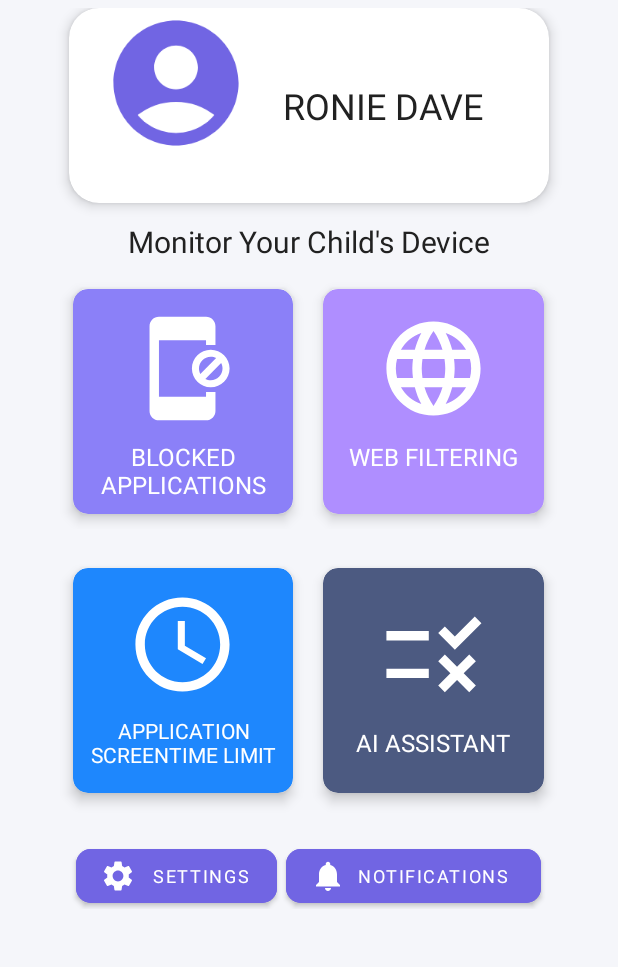
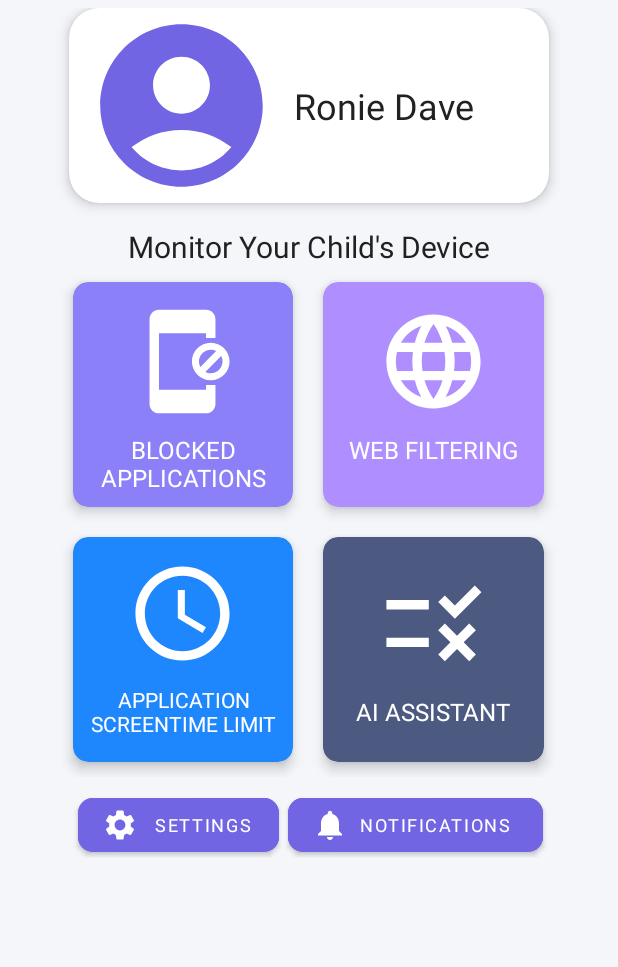
Before and after one commit to markjinayon/seesharp, an Android app: the ConnectedDeviceActivity screen opened directly, with no data from a screen before it, on a phone screen of 412 x 824 dp, the part 120-1087 px from its top. Run offline under Robolectric (Android 15) with nearby library versions, the light colour scheme and no system bars; our stand-ins replace Firebase (no records; nobody signed in at launch, a user with empty details on screens opened directly); Roboto replaces fonts that are not available here; 1 statement that could not run was skipped.

Commit message:
adjust ui

```diff
--- a/app/src/main/res/layout/activity_connected_device.xml
+++ b/app/src/main/res/layout/activity_connected_device.xml
@@ -68,7 +68,7 @@
                         <ImageView
                             android:id="@+id/userImage"
                             android:layout_width="wrap_content"
-                            android:layout_height="wrap_content"
+                            android:layout_height="match_parent"
                             android:layout_weight="1"
                             app:srcCompat="@drawable/ic_baseline_account_circle_24" />
 
@@ -79,7 +79,7 @@
                             android:layout_weight="1"
                             android:fontFamily="@font/roboto_bold"
                             android:gravity="center_vertical"
-                            android:text="RONIE DAVE"
+                            android:text="Ronie Dave"
                             android:textColor="@color/light_black"
                             android:textSize="24sp" />
 
@@ -94,7 +94,7 @@
                 android:layout_height="wrap_content"
                 android:fontFamily="@font/roboto_bold"
                 android:gravity="center"
-                android:paddingTop="12dp"
+                android:paddingTop="15dp"
                 android:text="Monitor Your Child's Device"
                 android:textColor="@color/light_black"
                 android:textSize="20sp" />
@@ -105,7 +105,7 @@
                 android:layout_height="wrap_content"
                 android:layout_gravity="center"
                 android:orientation="horizontal"
-                android:padding="8dp">
+                android:paddingHorizontal="8dp">
 
                 <androidx.cardview.widget.CardView
                     android:id="@+id/appBLocking_connectedDevice"
@@ -188,11 +188,11 @@
             <LinearLayout
                 android:id="@+id/linearLayout5"
                 android:layout_width="350dp"
-                android:layout_height="190dp"
+                android:layout_height="wrap_content"
                 android:layout_gravity="center"
                 android:layout_weight="1"
                 android:orientation="horizontal"
-                android:padding="8dp">
+                android:paddingHorizontal="8dp">
 
                 <androidx.cardview.widget.CardView
                     android:id="@+id/screenTimeLimit_connectedDevice"
@@ -275,7 +275,7 @@
                 android:layout_width="350dp"
                 android:layout_height="62dp"
                 android:layout_gravity="center"
-                android:layout_marginTop="1dp"
+                android:layout_marginLeft="1dp"
                 android:layout_weight="1"
                 android:orientation="horizontal"
                 android:padding="8dp">
```
Also changed, not shown: app/src/main/res/layout/activity_child_dashboard.xml (+5 -4 lines).
